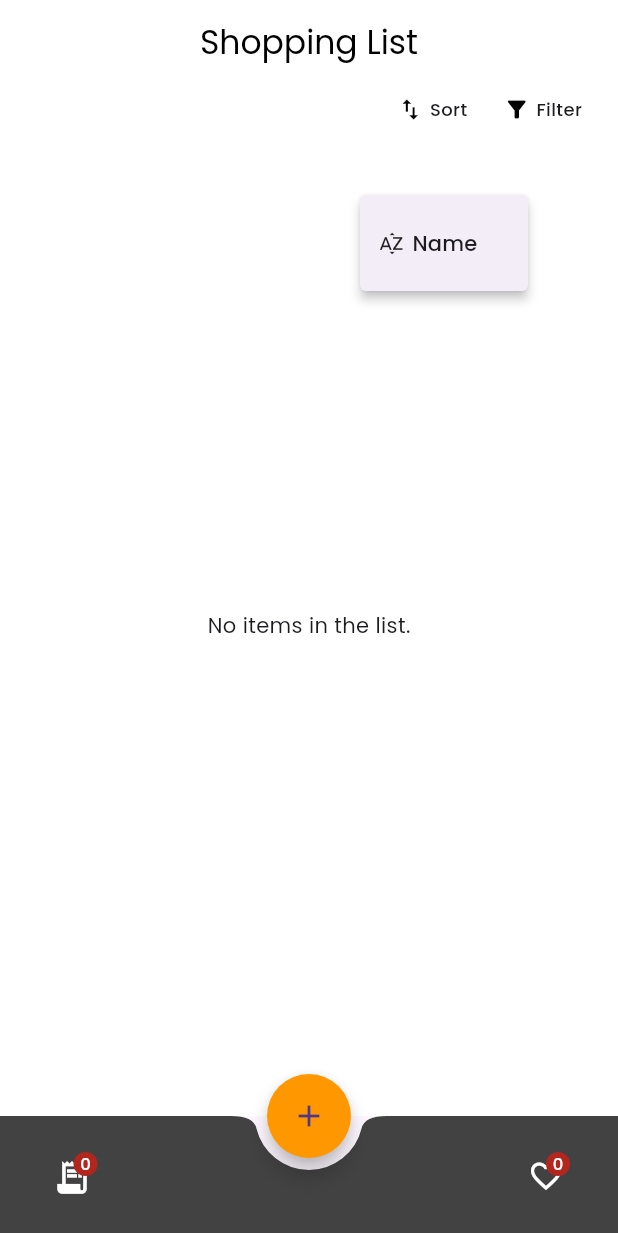
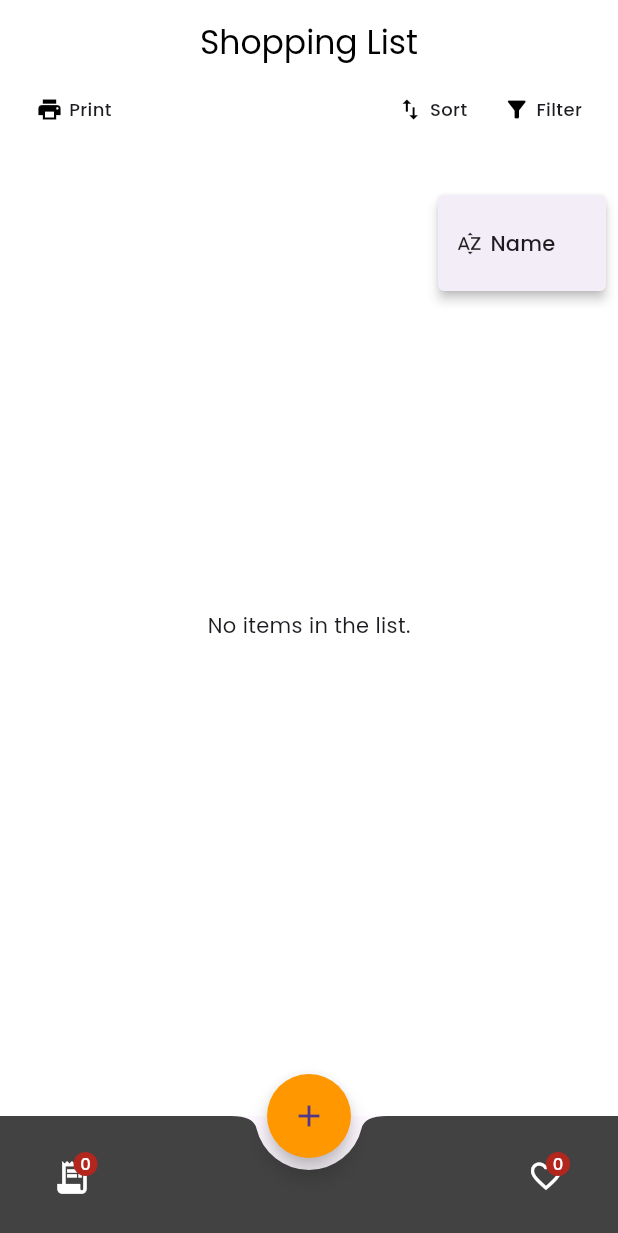
Before and after one commit to kenxsantos/shopping-list-flutter-bloc, a Flutter app: the screen it shows after launch, after a tap on "Filter", on a phone screen of 412 x 824 dp. Shown: the top 1233 px of the screen. Run offline on Flutter 3.47's test engine with Material 3 defaults, Android fonts, the phone set to English and light mode, and no system bars; our stand-ins replace flutter_bloc, google_fonts.

Commit message:
feat: add print functionality for shopping list

```diff
--- a/lib/shopping/repositories/sorting_repository.dart
+++ /dev/null
@@ -1,93 +0,0 @@
-import 'package:dartactivity/shopping/bloc/shopping_bloc.dart';
-import 'package:dartactivity/shopping/bloc/shopping_event.dart';
-import 'package:flutter/material.dart';
-import 'package:flutter_bloc/flutter_bloc.dart';
-
-class SortingRepository {
-  Future<void> showSortMenu(BuildContext context) async {
-    showMenu(
-      context: context,
-      position: RelativeRect.fromLTRB(100, 130, 60, 0),
-      items: [
-        PopupMenuItem(
-          value: 'name',
-          onTap: () {
-            context.read<ShoppingBloc>().add(ShoppingSortByName());
-            print("sorting");
-          },
-          child: Row(
-            children: [
-              Icon(Icons.sort_by_alpha, size: 18),
-              SizedBox(width: 5),
-              Text('Name'),
-            ],
-          ),
-        ),
-        PopupMenuItem(
-          value: 'date',
-          onTap: () {
-            context.read<ShoppingBloc>().add(ShoppingSortByDate());
-            print("sorting");
-          },
-          child: Row(
-            children: [
-              Icon(Icons.today, size: 18),
-              SizedBox(width: 5),
-              Text('Date'),
-            ],
-          ),
-        ),
-      ],
-    );
-  }
-
-  Future<void> showFilterMenu(BuildContext context) async {
-    showMenu(
-      context: context,
-      position: RelativeRect.fromLTRB(100, 130, 60, 0),
-      items: [
-        PopupMenuItem(
-          value: 'name',
-          onTap: () {},
-          child: Row(
-            children: [
-              Icon(Icons.sort_by_alpha, size: 18),
-              SizedBox(width: 5),
-              Text('Name'),
-            ],
-          ),
-        ),
-      ],
-    );
-  }
-}
-
-
-// PopupMenuItem(
-//           value: 'name',
-//           onTap: () {
-//             context.read<ShoppingBloc>().add(ShoppingSortByName());
-//             print("sorting");
-//           },
-//           child: Row(
-//             children: [
-//               Icon(Icons.sort_by_alpha, size: 18),
-//               SizedBox(width: 5),
-//               Text('Name'),
-//             ],
-//           ),
-//         ),
-//         PopupMenuItem(
-//           value: 'date',
-//           onTap: () {
-//             context.read<ShoppingBloc>().add(ShoppingSortByDate());
-//             print("sorting");
-//           },
-//           child: Row(
-//             children: [
-//               Icon(Icons.today, size: 18),
-//               SizedBox(width: 5),
-//               Text('Date'),
-//             ],
-//           ),
-//         ),
--- a/lib/shopping/widgets/sort_filter_container.dart
+++ b/lib/shopping/widgets/sort_filter_container.dart
@@ -1,30 +1,62 @@
-import 'package:dartactivity/shopping/repositories/sorting_repository.dart';
+import 'package:dartactivity/shopping/repositories/action_repository.dart';
 import 'package:dartactivity/shopping/widgets/icon_text_button.dart';
 import 'package:flutter/material.dart';
 
-class SortFilterContainer extends StatelessWidget {
+class SortFilterContainer extends StatefulWidget {
   const SortFilterContainer({super.key});
 
+  @override
+  State<SortFilterContainer> createState() => _SortFilterContainerState();
+}
+
+class _SortFilterContainerState extends State<SortFilterContainer> {
+  String sortLabel = "Sort";
   @override
   Widget build(BuildContext context) {
     return Container(
       color: Colors.white,
       padding: EdgeInsets.symmetric(horizontal: 12.0),
       child: Row(
-        mainAxisAlignment: MainAxisAlignment.end,
+        mainAxisAlignment: MainAxisAlignment.spaceBetween,
+        children: [
+          Row(
             children: [
               IconTextButton(
                 onTap: () {
-              SortingRepository().showSortMenu(context);
+                  ActionRepository().showPrintMenu(context);
                 },
-            label: "Sort",
+                label: "Print",
+                icon: Icons.print,
+                size: 18,
+                iconColor: Colors.black,
+              ),
+            ],
+          ),
+          Row(
+            children: [
+              IconTextButton(
+                onTap: () {
+                  ActionRepository().showSortMenu(context, (selectedValue) {
+                    if (selectedValue == 'name') {
+                      setState(() {
+                        sortLabel = "Name";
+                      });
+                    } else if (selectedValue == 'date') {
+                      setState(() {
+                        sortLabel = "Date";
+                      });
+                      print("Sorting by date");
+                    }
+                  });
+                },
+                label: sortLabel,
                 icon: Icons.swap_vert,
                 size: 18,
                 iconColor: Colors.black,
               ),
               IconTextButton(
                 onTap: () {
-              SortingRepository().showFilterMenu(context);
+                  ActionRepository().showFilterMenu(context);
                 },
                 label: "Filter",
                 icon: Icons.filter_alt,
@@ -33,6 +65,8 @@ class SortFilterContainer extends StatelessWidget {
               ),
             ],
           ),
+        ],
+      ),
     );
   }
 }
```
Also changed, not shown: lib/shopping/repositories/action_repository.dart (added, +171 -0 lines), lib/shopping/repositories/shopping_repository.dart (+39 -0 lines). Lines whose indentation alone changed are shown as unchanged.
